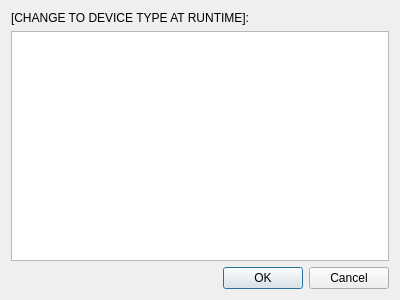
The window that client/src/ui/dialogs/camera_diagnostics_dialog.ui (networkoptix/nx_open) describes before a commit, drawn with Qt 5.
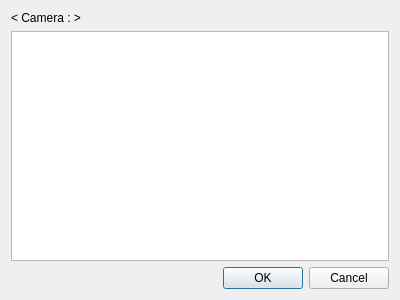
The same window after the commit.

Commit message:
VMS-632: Update all "camera" strings to IO MOdule where possible
events log refactor + ui fixes

<==== Mercurial data ====>
Branch: x_VMS-632_device_strings

What changed in the file:
```diff
--- a/client/src/ui/dialogs/camera_diagnostics_dialog.ui
+++ b/client/src/ui/dialogs/camera_diagnostics_dialog.ui
@@ -17,7 +17,7 @@
    <item>
     <widget class="QLabel" name="titleLabel">
      <property name="text">
-      <string notr="true">[CHANGE TO DEVICE TYPE AT RUNTIME]:</string>
+      <string notr="true">&lt; Camera : &gt;</string>
      </property>
     </widget>
    </item>
```
The commit also changes 4 other files.
